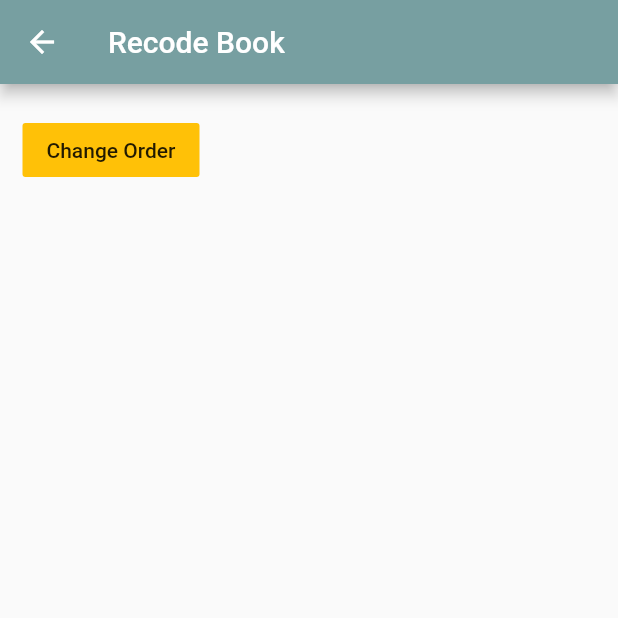
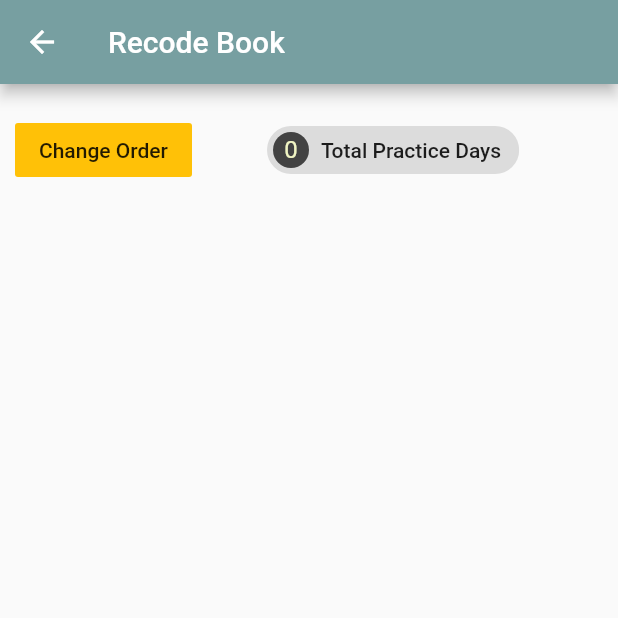
Before and after one commit to awpathum/Team-Mate, a Flutter app: the check screen opened directly, after a tap on "Change Order", on a phone screen of 412 x 824 dp, the top half of it. Run offline on Flutter 3.47's test engine with Material 2 defaults, Android fonts, the phone set to English and light mode, and no system bars; our stand-ins replace camera, cloud_firestore, eva_icons_flutter, firebase_auth, firebase_storage, fluttertoast and 1 more; missing offline and left inert: keyboard, queries, sortedmap; accounts and stored records are empty.

Commit message:
Total prac days chip added

```diff
--- a/lib/Pages/check.dart
+++ b/lib/Pages/check.dart
@@ -50,16 +50,17 @@ class _checkState extends State<check> {
                 SizedBox(
                   width: 5.0,
                 ),
-                FlatButton(
+                /*FlatButton(
                     color: Colors.amber,
                     child: Text('Change Order'),
                     onPressed: () {
-
                       setState(() {
                         print('ASC');
-
                       });
-                    })
+                    }),*/
+                SizedBox(
+                  width: 50.0,
+                ),
               ],
             ),
             Flexible(
@@ -73,6 +74,7 @@ class _checkState extends State<check> {
                       print('Error');
                     }*/
                     print('future builder');
+
                     if (snapshot.hasData) {
                       return Container(
                           child: Column(
@@ -90,8 +92,32 @@ class _checkState extends State<check> {
                       return CircularProgressIndicator();
                     } else {
                       print('#');
-                      return Center(
-                        child: ListView.builder(
+
+                      return Column(
+                        children: <Widget>[
+                          Row(
+                            children: <Widget>[
+                              FlatButton(
+                                  color: Colors.amber,
+                                  child: Text('Change Order'),
+                                  onPressed: () {
+                                    setState(() {
+                                      print('ASC');
+                                    });
+                                  }),
+                              SizedBox(
+                                width: 50.0,
+                              ),
+                              Chip(
+                                avatar: CircleAvatar(
+                                  backgroundColor: Colors.grey.shade800,
+                                  child: Text(pracDays.length.toString()),
+                                ),
+                                label: Text('Total Practice Days'),
+                              ),
+                            ],
+                          ),
+                          ListView.builder(
                               padding: const EdgeInsets.only(bottom: 20.0),
                               scrollDirection: Axis.vertical,
                               shrinkWrap: true,
@@ -129,6 +155,7 @@ class _checkState extends State<check> {
                                 ),*/
                                     );
                               }),
+                        ],
                       );
                     }
                   },
@@ -213,6 +240,7 @@ class _checkState extends State<check> {
       pracDays.add(f.documentID);
     });
     print(pracDays);
+    count = pracDays.length;
     for (int i = 0; i < count; i++) {
       print('1st for loop');
 
@@ -266,7 +294,6 @@ class _checkState extends State<check> {
       print('C is ');
       print(c);
       c = 0;
-
     }
 
     print(dayCount);
@@ -292,7 +319,7 @@ class _checkState extends State<check> {
 
     //for (var entry in sortedEntries) { dayCount..remove(entry.key)..[entry.key] = entry.value; }
 
-    if(run ==1){
+    if (run == 1) {
       run = 0;
       setAsc();
       return newMapx;
@@ -320,7 +347,6 @@ class _checkState extends State<check> {
     print(dayCount);
     newMapx = dayCount;
     return newMapx;
-
 
 /*if (run == 1) {
         dayCount.clear();
--- a/lib/Pages/collectionid.dart
+++ b/lib/Pages/collectionid.dart
@@ -17,3 +17,4 @@ String qo;
  Map<String,int> newMapx = Map<String,int>();
 
  Map reversed;
+ int count;
```
Lines whose indentation alone changed are shown as unchanged.
